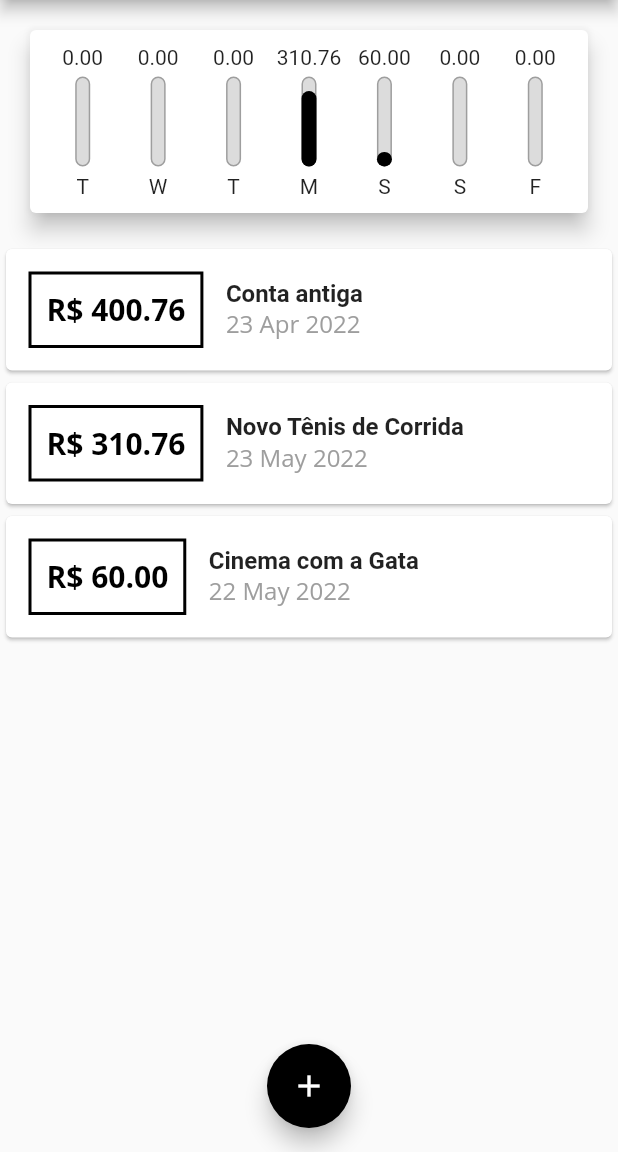
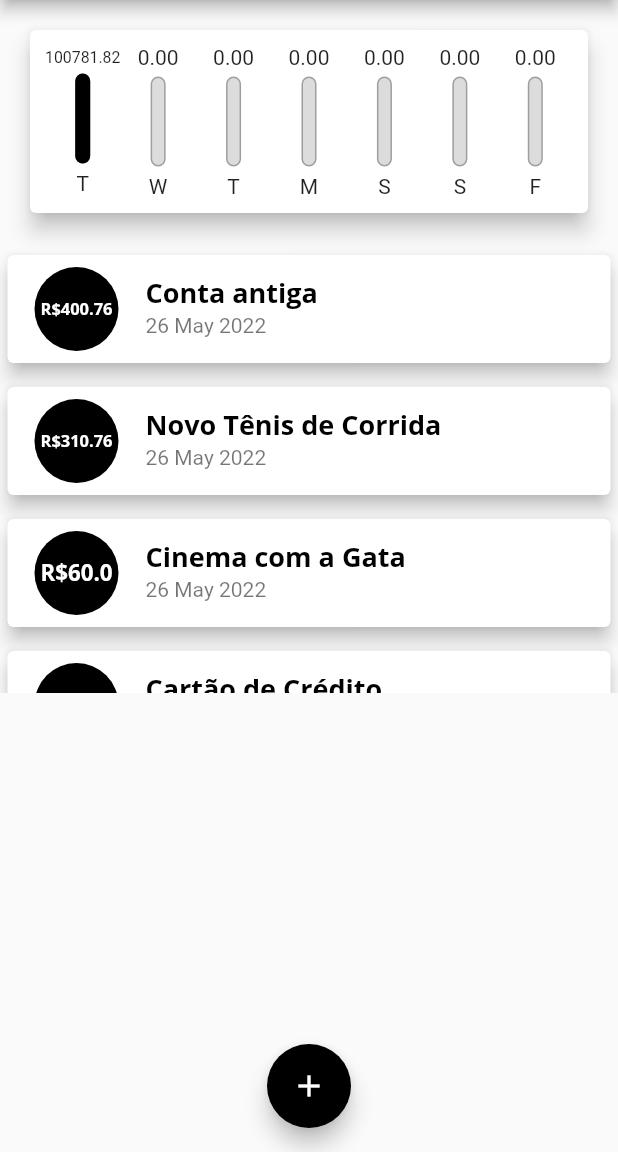
Before and after one commit to colombolucas/expensesApp, a Flutter app: the screen it shows after launch, on a phone screen of 412 x 824 dp, the part 84-1236 px from its top. Run offline on Flutter 3.47's test engine with Material 2 defaults, Android fonts, the phone set to English and light mode, and no system bars; missing offline and left inert: dart:html.

Commit message:
Novo layour na lista

```diff
--- a/lib/components/transaction_list.dart
+++ b/lib/components/transaction_list.dart
@@ -35,46 +35,32 @@ class TransactionList extends StatelessWidget {
               itemBuilder: (ctx, index) {
                 final tr = transactions[index];
                 return Card(
-                  child: Row(
-                    children: [
-                      Container(
-                        margin:
-                            EdgeInsets.symmetric(horizontal: 15, vertical: 15),
-                        decoration: BoxDecoration(
-                            border: Border.all(
-                          color: Theme.of(context).colorScheme.primary,
-                          width: 2,
-                        )),
-                        padding: EdgeInsets.all(10),
-                        child: Text(
-                          'R\$ ${tr.value.toStringAsFixed(2)}',
-                          style: TextStyle(
-                            fontWeight: FontWeight.bold,
-                            fontSize: 20,
-                            fontFamily: 'OpenSans',
-                            color: Theme.of(context).colorScheme.primary,
+                  elevation: 5,
+                  margin: EdgeInsets.symmetric(
+                    vertical: 8,
+                    horizontal: 5,
+                  ),
+                  child: ListTile(
+                    leading: CircleAvatar(
+                      backgroundColor: Theme.of(context).colorScheme.primary,
+                      radius: 30,
+                      child: Padding(
+                        padding: const EdgeInsets.all(6.0),
+                        child: FittedBox(
+                          child: Text(
+                            style: Theme.of(context).textTheme.headline5,
+                            "R\$${tr.value}",
                           ),
                         ),
                       ),
-                      Column(
-                        crossAxisAlignment: CrossAxisAlignment.start,
-                        children: [
-                          Text(
-                            tr.title,
-                            style: TextStyle(
-                                fontSize: 16, fontWeight: FontWeight.bold),
-                          ),
-                          Text(
-                            DateFormat('d MMM y').format(tr.date),
-                            style: TextStyle(
-                              fontSize: 16,
-                              fontFamily: 'OpenSans',
-                              color: Colors.grey,
-                            ),
-                          ),
-                        ],
-                      ),
-                    ],
+                    ),
+                    title: Text(
+                      tr.title,
+                      style: Theme.of(context).textTheme.headline6,
+                    ),
+                    subtitle: Text(
+                      DateFormat('d MMM y').format(tr.date),
+                    ),
                   ),
                 );
               },
--- a/lib/main.dart
+++ b/lib/main.dart
@@ -35,6 +35,12 @@ class ExpensesApp extends StatelessWidget {
             fontWeight: FontWeight.bold,
             color: Colors.black,
           ),
+          headline5: TextStyle(
+            fontFamily: 'OpenSans',
+            fontSize: 18,
+            fontWeight: FontWeight.bold,
+            color: Colors.white,
+          ),
         ),
         appBarTheme: AppBarTheme(
           titleTextStyle: TextStyle(
@@ -59,19 +65,31 @@ class _MyHomePageState extends State<MyHomePage> {
       id: 't0',
       title: 'Conta antiga',
       value: 400.76,
-      date: DateTime.now().subtract(Duration(days: 33)),
+      date: DateTime.now(),
     ),
     Transaction(
       id: 't1',
       title: 'Novo Tênis de Corrida',
       value: 310.76,
-      date: DateTime.now().subtract(Duration(days: 3)),
+      date: DateTime.now(),
     ),
     Transaction(
       id: 't2',
       title: 'Cinema com a Gata',
       value: 60.0,
-      date: DateTime.now().subtract(Duration(days: 4)),
+      date: DateTime.now(),
+    ),
+    Transaction(
+      id: 't3',
+      title: 'Cartão de Crédito',
+      value: 100000.0,
+      date: DateTime.now(),
+    ),
+    Transaction(
+      id: 't4',
+      title: 'Lanche',
+      value: 10.30,
+      date: DateTime.now(),
     ),
   ];
 
```
